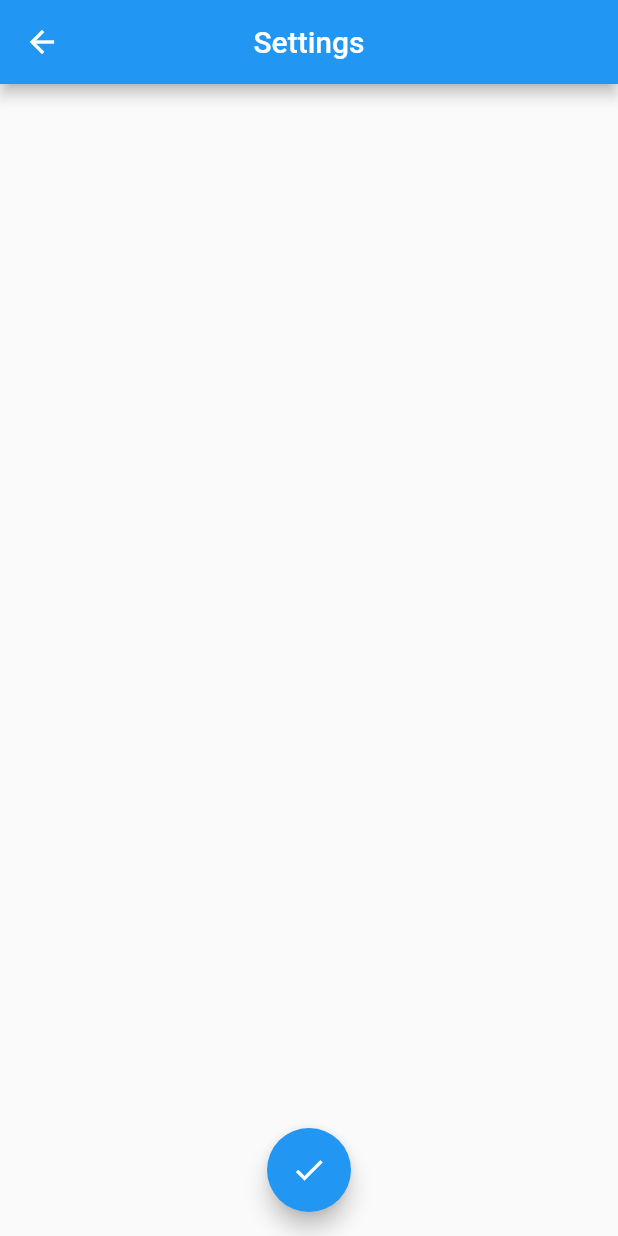
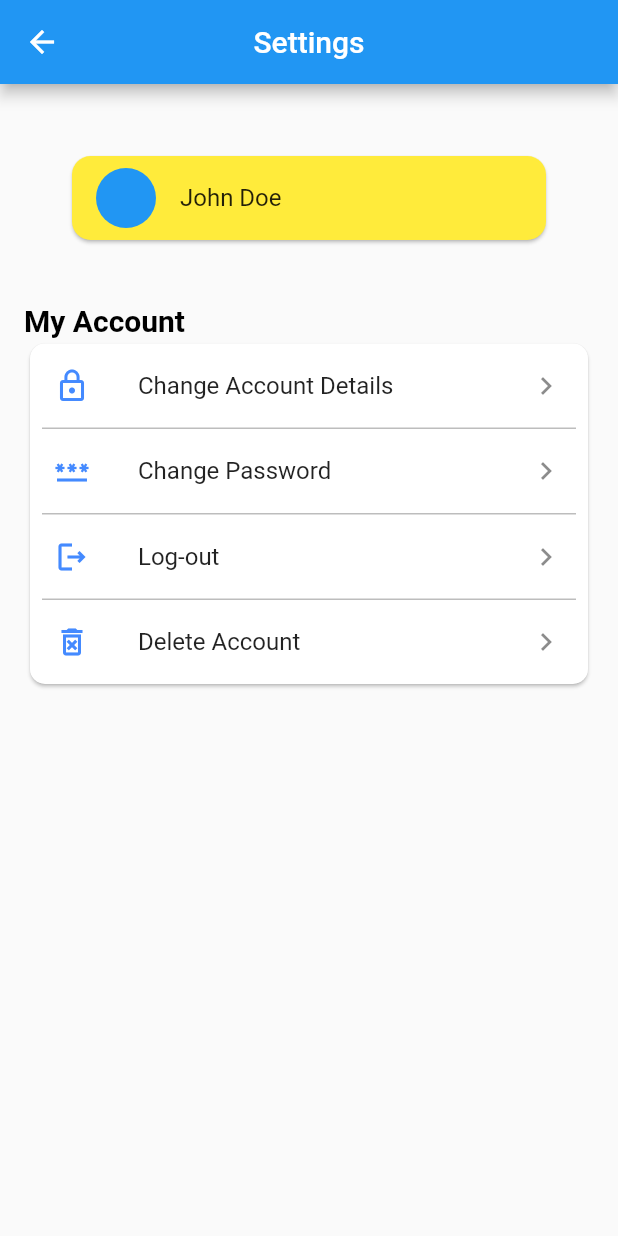
Before and after one commit to ChicoState/Ping-Me, a Flutter app: the Settings screen opened directly, on a phone screen of 412 x 824 dp. Run offline on Flutter 3.47's test engine with Material 2 defaults, Android fonts, the light colour scheme and no system bars; our stand-ins replace cloud_firestore, firebase_auth, firebase_core, geolocator, google_maps_flutter, location and 1 more; accounts and stored records are empty.

Commit message:
hello world

```diff
--- a/lib/friends.dart
+++ b/lib/friends.dart
@@ -1,9 +1,9 @@
 import 'package:flutter/material.dart';
-//import 'package:shared_preferences/shared_preferences.dart';
+// import 'package:shared_preferences/shared_preferences.dart';
 import 'package:cloud_firestore/cloud_firestore.dart';
 import 'package:firebase_auth/firebase_auth.dart';
 
-//firestore class
+// firestore class
 
 class FireStoreDataBase {
   List friendList = [];
@@ -45,8 +45,9 @@ class _FriendsPageState extends State<FriendsPage> {
   bool _incompleteForm = false;
   bool _friendDoesNotExist = false;
   String friendUID = '';
+  bool _switch = false;
+
   // FRIEND LIST ENTRY WIDGET FUNCTION
-  bool _switch = false;
   Widget friendEntry(String entry) => SwitchListTile(
         title: Text(entry, style: const TextStyle(color: Colors.black)),
         value: _switch,
@@ -57,6 +58,7 @@ class _FriendsPageState extends State<FriendsPage> {
         },
       );
 
+  // structure of the view page
   @override
   Widget build(BuildContext context) {
     return Scaffold(
--- a/lib/home.dart
+++ b/lib/home.dart
@@ -5,7 +5,9 @@ import 'package:firebase_auth/firebase_auth.dart';
 import 'package:pingme/authentication/login.dart';
 import 'package:location/location.dart' hide LocationAccuracy;
 import 'package:geolocator/geolocator.dart';
-import 'package:cloud_firestore/cloud_firestore.dart';
+import 'package:cloud_firestore/cloud_firestore.dart' hide Settings;
+import 'package:pingme/settings.dart';
+// import 'package:shared_preferences/shared_preferences.dart';
 
 class HomePage extends StatefulWidget {
   const HomePage({Key? key}) : super(key: key);
@@ -19,18 +21,12 @@ Future<Position> _getGeoLocationPosition() async {
 
 class HomeState extends State<HomePage> {
   late GoogleMapController
-      _controller; //load google apps function from google_maps_flutter plugin
-  LatLng initcamposition = LatLng(
-    snapshot.data!.docs
-        .singleWhere((element) => element.id == widget.user_id)['latitude'],
-    snapshot.data!.docs
-        .singleWhere((element) => element.id == widget.user_id)['longitude'],
-  ); //default cam position
-
+      mapController; //load google apps function from google_maps_flutter plugin
+  LatLng initcamposition =
+      const LatLng(45.521563, -122.677433); //default cam position
   Location location =
       Location(); //enable location tracking from user device using location plugin
   final firestoreinstance = FirebaseFirestore.instance;
-
   //final CollectionReference users = FirebaseFirestore.instance.collection('userEmails');
   Map<MarkerId, Marker> markers = <MarkerId, Marker>{};
 
@@ -44,10 +40,13 @@ class HomeState extends State<HomePage> {
     var markeridvalue = specifyId;
     final MarkerId markerId = MarkerId(markeridvalue);
     final Marker marker = Marker(
-        markerId: markerId,
-        position:
-            LatLng(specify['location'].latitude, specify['location'].longitude),
-        infoWindow: InfoWindow(title: specify['email']));
+      markerId: markerId,
+      position:
+          LatLng(specify['location'].latitude, specify['location'].longitude),
+      infoWindow: InfoWindow(
+          title: specify['email'],
+          snippet: specify['time'].toDate().toString()),
+    );
     setState(() {
       markers[markerId] = marker;
     });
@@ -57,17 +56,17 @@ class HomeState extends State<HomePage> {
     FirebaseFirestore.instance.collection('userEmails').get().then((myMarkers) {
       if (myMarkers.docs.isNotEmpty) {
         for (int i = 0; i < myMarkers.docs.length; i++) {
-          initMarker(myMarkers.docs[i].data, myMarkers.docs[i].id);
+          initMarker(myMarkers.docs[i].data(), myMarkers.docs[i].id);
         }
       }
     });
   }
 
   void _onMapCreated(GoogleMapController controller) {
-    _controller = controller; //allow for looking around map
+    mapController = controller; //allow for looking around map
     location.onLocationChanged.listen((l) {
       //listen to user current position
-      _controller.animateCamera(
+      mapController.animateCamera(
         //lock onto user position
         CameraUpdate.newCameraPosition(
           //update if user position changes
@@ -78,25 +77,6 @@ class HomeState extends State<HomePage> {
       );
     });
   }
-
-  static const Marker _test = Marker(
-    markerId: MarkerId('_test'),
-    position: LatLng(10.0, 20.0),
-    icon: BitmapDescriptor.defaultMarker,
-    infoWindow: InfoWindow(title: 'Chad', snippet: 'time: 04/20/2022 11:41'),
-  );
-  static const Marker _test2 = Marker(
-    markerId: MarkerId('_test2'),
-    position: LatLng(39.72770, -121.8467),
-    icon: BitmapDescriptor.defaultMarker,
-    infoWindow: InfoWindow(title: 'Sarah', snippet: 'time: 04/17/2022 22:41'),
-  );
-  static const Marker _test3 = Marker(
-    markerId: MarkerId('_test3'),
-    position: LatLng(39.721, -121.8478),
-    icon: BitmapDescriptor.defaultMarker,
-    infoWindow: InfoWindow(title: 'Tony', snippet: 'time: 04/18/2022 13:07'),
-  );
 
   @override
   Widget build(BuildContext context) {
@@ -109,11 +89,13 @@ class HomeState extends State<HomePage> {
             leading: IconButton(
               //settings button
               icon: const Icon(Icons.settings),
-              onPressed: () {},
+              onPressed: () {
+                Navigator.push(context,
+                    MaterialPageRoute(builder: (context) => const Settings()));
+              },
             )),
         body: GoogleMap(
-          //markers: Set<Marker>.of(markers.values),
-          markers: {_test, _test2, _test3},
+          markers: Set<Marker>.of(markers.values),
           //markers: markers.values.toSet(),
           onMapCreated: _onMapCreated, //build map
           initialCameraPosition: CameraPosition(
@@ -168,35 +150,25 @@ class HomeState extends State<HomePage> {
                     .doc(firebaseUser.uid)
                     .update({
                   'location':
-                      GeoPoint(geoPosition.latitude, geoPosition.longitude)
+                      GeoPoint(geoPosition.latitude, geoPosition.longitude),
+                  'time': DateTime.now()
                 });
               }
-              showDialog(
-                  context: context,
-                  builder: (context) => AlertDialog(
-                          title: const Text('Current Location'),
-                          content: Text(
-                              "LAT: ${geoPosition.latitude}, LNG: ${geoPosition.longitude}"),
-                          actions: [
-                            TextButton(
-                              child: const Text('OK'),
-                              onPressed: () => Navigator.pop(context),
-                            )
-                          ]));
+              // showDialog(
+              //     context: context,
+              //     builder: (context) => AlertDialog(
+              //             title: const Text('Current Location'),
+              //             content: Text(
+              //                 "LAT: ${geoPosition.latitude}, LNG: ${geoPosition.longitude}, ${DateTime.now()}"),
+              //             actions: [
+              //               TextButton(
+              //                 child: const Text('OK'),
+              //                 onPressed: () => Navigator.pop(context),
+              //               )
+              //             ]));
             }),
         floatingActionButtonLocation: FloatingActionButtonLocation.centerDocked,
       ),
     );
   }
-  /*
-  _getCurrentLocation() {
-    Geolocator
-        .getCurrentPosition(desiredAccuracy: LocationAccuracy.best, forceAndroidLocationManager: true)
-        .then((Position position) {
-      setState(() {
-        _currentPosition = position;
-      });
-    });
-  }
-  */
 }
--- a/lib/settings.dart
+++ b/lib/settings.dart
@@ -1,5 +1,35 @@
+import 'package:cloud_firestore/cloud_firestore.dart';
 import 'package:flutter/material.dart';
-// import 'package:shared_preferences/shared_preferences.dart';
+
+// firestore class
+// class FireStoreDataBase {
+//   List friendList = [];
+//   final CollectionReference collectionRef =
+//       FirebaseFirestore.instance.collection("userEmails");
+
+//   Future getData() async {
+//     try {
+//       var firebaseUser = FirebaseAuth.instance.currentUser;
+//       if (firebaseUser != null) {
+//         await collectionRef
+//             .doc(firebaseUser.uid)
+//             .collection("friends")
+//             .get()
+//             .then((querySnapshot) {
+//           for (var result in querySnapshot.docs) {
+//             friendList.add(result.data());
+//           }
+//         });
+//       }
+//       return friendList;
+//     } catch (e) {
+//       debugPrint("Error - $e");
+//       return null;
+//     }
+//   }
+// }
+
+// SETTINGS CLASS
 
 class Settings extends StatefulWidget {
   const Settings({Key? key}) : super(key: key);
@@ -8,18 +38,105 @@ class Settings extends StatefulWidget {
 }
 
 class _SettingsState extends State<Settings> {
+  // structure of the view page
+  @override
   Widget build(BuildContext context) {
     return Scaffold(
       appBar: AppBar(
+        backgroundColor: Colors.blue,
         title: const Text('Settings'),
         centerTitle: true,
       ),
-      body: const Center(),
-      floatingActionButton: FloatingActionButton(
-        child: const Icon(Icons.check),
-        onPressed: () {},
-      ),
-      floatingActionButtonLocation: FloatingActionButtonLocation.centerFloat,
+      body: SingleChildScrollView(
+          padding: const EdgeInsets.all(16.0),
+          child: Column(
+            crossAxisAlignment: CrossAxisAlignment.start,
+            children: <Widget>[
+              Card(
+                shape: RoundedRectangleBorder(
+                    borderRadius: BorderRadius.circular(12.4)),
+                margin: const EdgeInsets.all(32.0),
+                color: Colors.yellow,
+                child: const ListTile(
+                  title: Text('John Doe'),
+                  leading: CircleAvatar(
+                    backgroundColor: Colors.blue,
+                  ),
+                ),
+              ),
+              const SizedBox(height: 10.0),
+              const Text(
+                "My Account",
+                style: TextStyle(
+                  fontSize: 20.0,
+                  fontWeight: FontWeight.bold,
+                  color: Colors.black,
+                ),
+              ),
+              Card(
+                shape: RoundedRectangleBorder(
+                    borderRadius: BorderRadius.circular(10)),
+                child: Column(children: <Widget>[
+                  ListTile(
+                    leading: const Icon(
+                      Icons.lock_outline,
+                      color: Colors.blueAccent,
+                    ),
+                    title: const Text("Change Account Details"),
+                    trailing: const Icon(Icons.keyboard_arrow_right),
+                    onTap: () {},
+                  ),
+                  _buildDivider(),
+                  ListTile(
+                    leading: const Icon(
+                      Icons.password_outlined,
+                      color: Colors.blueAccent,
+                    ),
+                    title: const Text("Change Password"),
+                    trailing: const Icon(Icons.keyboard_arrow_right),
+                    onTap: () {},
+                  ),
+                  _buildDivider(),
+                  ListTile(
+                    leading: const Icon(
+                      Icons.logout_outlined,
+                      color: Colors.blueAccent,
+                    ),
+                    title: const Text("Log-out"),
+                    trailing: const Icon(Icons.keyboard_arrow_right),
+                    onTap: () {},
+                  ),
+                  _buildDivider(),
+                  ListTile(
+                    leading: const Icon(
+                      Icons.delete_forever_outlined,
+                      color: Colors.blueAccent,
+                    ),
+                    title: const Text("Delete Account"),
+                    trailing: const Icon(Icons.keyboard_arrow_right),
+                    onTap: () {},
+                  ),
+                ]),
+              ),
+            ],
+          )),
     );
   }
 }
+
+Container _buildDivider() {
+  return Container(
+    margin: const EdgeInsets.symmetric(horizontal: 8.0),
+    width: double.infinity,
+    height: 1.0,
+    color: Colors.grey.shade400,
+  );
+}
+
+/**
+ * A container is a widget that takes a width, heigh, and child property
+ * the only property needed is a child
+ * A container is a widget that takes another widget as a child
+ * * text view, list view
+ * Container will be decalred within the container
+ */
```
